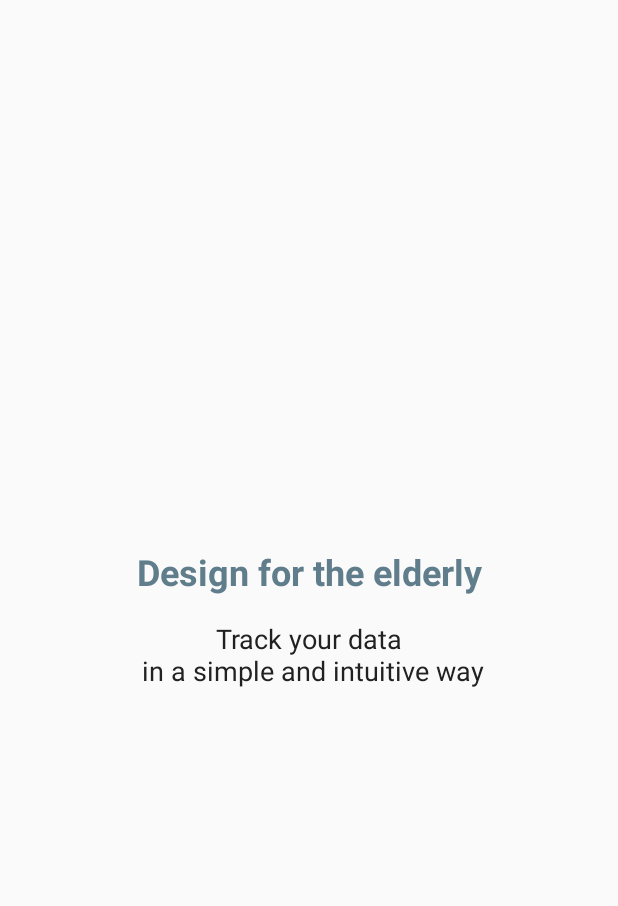
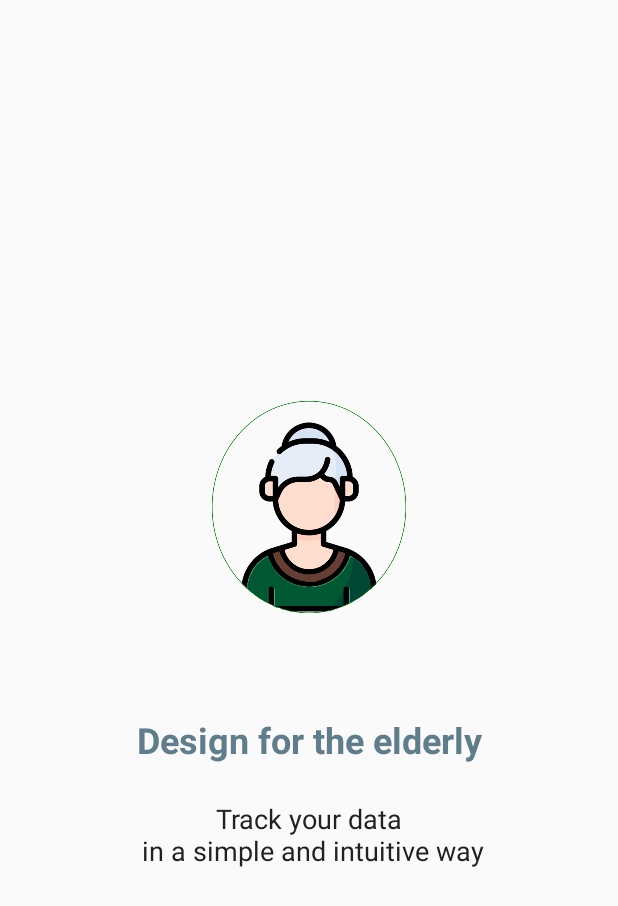
Before and after one commit to DavidsJulio/DiabetesTracker_PFinal, an Android app: the layout intro_2.xml on its own in the app's theme, with its tools: preview values and no code run, on a phone screen of 412 x 824 dp. Shown: the top 906 px of the screen. Run offline under Robolectric (Android 15) with nearby library versions, the phone set to English and light mode, and no system bars.

Commit message:
add imgView for de intro_2

```diff
--- a/app/src/main/res/layout/intro_2.xml
+++ b/app/src/main/res/layout/intro_2.xml
@@ -5,13 +5,23 @@
     android:layout_width="match_parent"
     android:layout_height="match_parent">
 
+    <ImageView
+        android:id="@+id/imageView"
+        android:layout_width="200dp"
+        android:layout_height="200dp"
+        android:layout_marginBottom="32dp"
+        app:layout_constraintBottom_toTopOf="@+id/textView"
+        app:layout_constraintEnd_toEndOf="parent"
+        app:layout_constraintStart_toStartOf="parent"
+        app:layout_constraintTop_toTopOf="parent"
+        app:layout_constraintVertical_chainStyle="packed"
+        app:srcCompat="@drawable/velhota" />
+
     <TextView
         android:id="@+id/textView"
-        android:layout_width="0dp"
+        android:layout_width="347dp"
         android:layout_height="wrap_content"
-        android:layout_marginBottom="16dp"
-        android:layout_marginEnd="32dp"
-        android:layout_marginStart="32dp"
+        android:layout_marginBottom="24dp"
         android:text="@string/tvIntro_2_1"
         android:textAlignment="center"
         android:textColor="@color/colorAccent"
@@ -19,17 +29,13 @@
         android:textStyle="bold"
         app:layout_constraintBottom_toTopOf="@+id/textView2"
         app:layout_constraintEnd_toEndOf="parent"
-        app:layout_constraintHorizontal_bias="0.5"
         app:layout_constraintStart_toStartOf="parent"
-        app:layout_constraintTop_toTopOf="parent"
-        app:layout_constraintVertical_chainStyle="packed" />
+        app:layout_constraintTop_toBottomOf="@+id/imageView" />
 
     <TextView
         android:id="@+id/textView2"
-        android:layout_width="0dp"
+        android:layout_width="347dp"
         android:layout_height="wrap_content"
-        android:layout_marginEnd="32dp"
-        android:layout_marginStart="32dp"
         android:text="@string/tvIntro_2_2"
         android:textAlignment="center"
         android:textColor="@color/colorPrimaryText"
```
Also changed, not shown: app/src/main/res/drawable/velhota.png (added), 1 other file.
